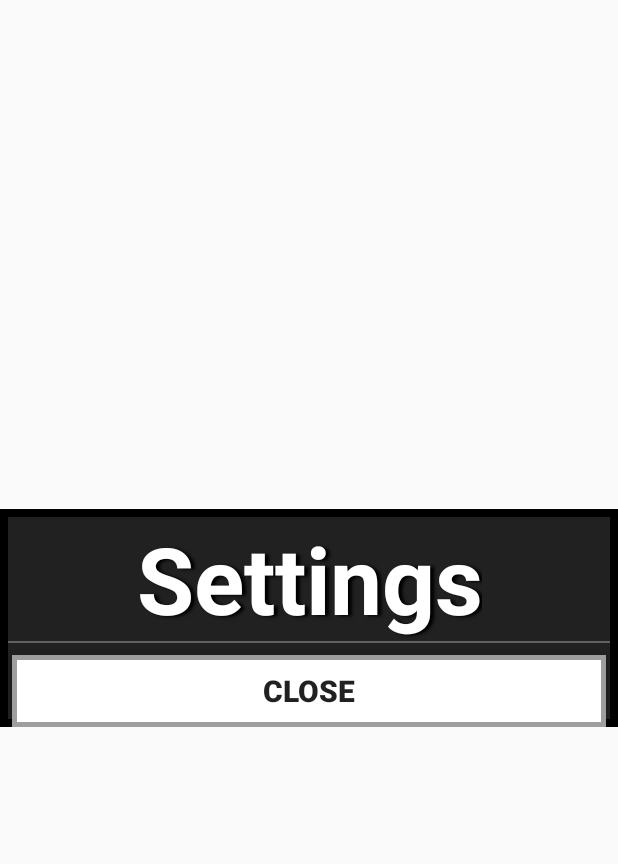
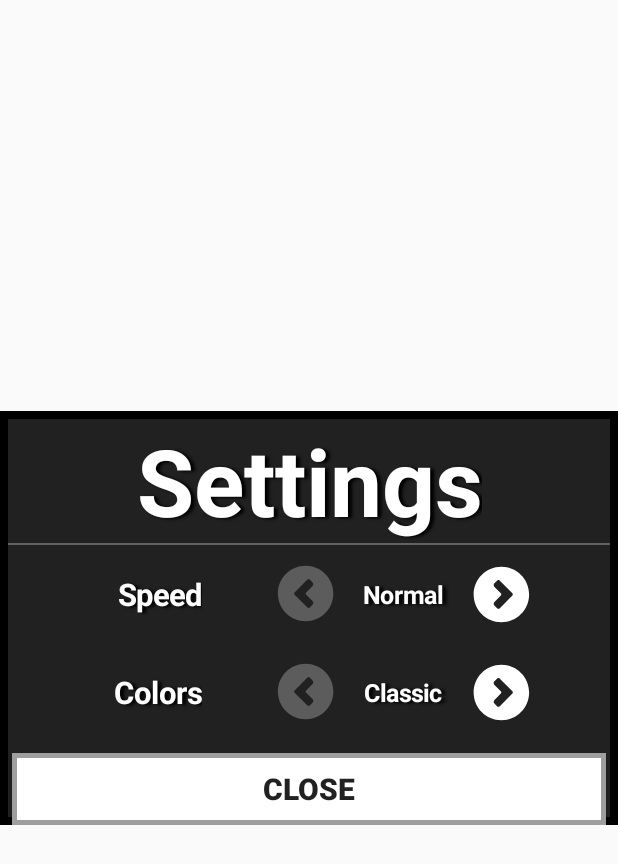
Before and after one commit to trevorhackman/SimonSays, an Android app: the layout settings_menu.xml on its own in the app's theme, with its tools: preview values and no code run, on a phone screen of 412 x 824 dp. Shown: the top 864 px of the screen. Run offline under Robolectric (Android 15) with nearby library versions, the phone set to English and light mode, and no system bars.

Commit message:
Second Commit

```diff
--- a/app/src/main/java/hackman/trevor/copycat/logic/ColorSet.kt
+++ b/app/src/main/java/hackman/trevor/copycat/logic/enums/ColorSet.kt
@@ -1,9 +1,10 @@
-package hackman.trevor.copycat.logic
+package hackman.trevor.copycat.logic.enums
 
 import androidx.annotation.StringRes
 import hackman.trevor.copycat.R
 
-enum class ColorSet(@StringRes override val nameId: Int) : NameId {
+enum class ColorSet(@StringRes override val nameId: Int) :
+    NameId {
     Classic(R.string.settings_color_classic),
     Warm(R.string.settings_color_warm),
     Blues(R.string.settings_color_cool),
--- a/app/src/main/java/hackman/trevor/copycat/logic/NameId.kt
+++ b/app/src/main/java/hackman/trevor/copycat/logic/enums/NameId.kt
@@ -1,4 +1,4 @@
-package hackman.trevor.copycat.logic
+package hackman.trevor.copycat.logic.enums
 
 import androidx.annotation.StringRes
 
--- a/app/src/main/java/hackman/trevor/copycat/logic/Speed.kt
+++ b/app/src/main/java/hackman/trevor/copycat/logic/enums/Speed.kt
@@ -1,9 +1,10 @@
-package hackman.trevor.copycat.logic
+package hackman.trevor.copycat.logic.enums
 
 import androidx.annotation.StringRes
 import hackman.trevor.copycat.R
 
-enum class Speed(@StringRes override val nameId: Int) : NameId {
+enum class Speed(@StringRes override val nameId: Int) :
+    NameId {
     Normal(R.string.settings_speed_normal),
     Fast(R.string.settings_speed_fast),
     Extreme(R.string.settings_speed_extreme),
--- a/app/src/main/java/hackman/trevor/copycat/system/SaveData.kt
+++ b/app/src/main/java/hackman/trevor/copycat/system/SaveData.kt
@@ -2,9 +2,9 @@ package hackman.trevor.copycat.system
 
 import android.content.Context
 import android.content.SharedPreferences
-import hackman.trevor.copycat.logic.ColorSet
 import hackman.trevor.copycat.logic.GameMode
-import hackman.trevor.copycat.logic.Speed
+import hackman.trevor.copycat.logic.enums.ColorSet
+import hackman.trevor.copycat.logic.enums.Speed
 
 class SaveData private constructor(context: Context) {
     companion object {
--- a/app/src/main/java/hackman/trevor/copycat/ui/settings/SettingsRows.kt
+++ b/app/src/main/java/hackman/trevor/copycat/ui/settings/SettingsRows.kt
@@ -5,47 +5,52 @@ import android.util.AttributeSet
 import android.view.View
 import android.widget.LinearLayout
 import hackman.trevor.copycat.R
-import hackman.trevor.copycat.logic.ColorSet
-import hackman.trevor.copycat.logic.NameId
-import hackman.trevor.copycat.logic.Speed
+import hackman.trevor.copycat.logic.enums.ColorSet
+import hackman.trevor.copycat.logic.enums.NameId
+import hackman.trevor.copycat.logic.enums.Speed
 import hackman.trevor.copycat.system.SaveData
 import hackman.trevor.copycat.system.getString
 import kotlinx.android.synthetic.main.settings_option_row.view.*
 
+@Suppress("LeakingThis")
 abstract class SettingsRow<T> @JvmOverloads constructor(
     context: Context,
     attributeSet: AttributeSet? = null,
-    options: Array<T>
+    clazz: Class<T>
 ) : LinearLayout(context, attributeSet) where T : Enum<T>, T : NameId {
-    var optionSelected: T = options[0]
+    private val constants: Array<T> = clazz.enumConstants as Array<T>
+
+    var optionSelected: T = constants.first()
         set(value) {
             field = value
             settings_option_value.text = getString(value.nameId)
+            settings_left_arrow.isEnabled = value != constants.first()
+            settings_right_arrow.isEnabled = value != constants.last()
         }
 
     init {
-        View.inflate(context, R.layout.settings_option_row, null)
+        View.inflate(context, R.layout.settings_option_row, this)
     }
 }
 
 class SettingsSpeedRow @JvmOverloads constructor(
     context: Context,
     attributeSet: AttributeSet? = null
-) : SettingsRow<Speed>(context, attributeSet, Speed.values()) {
+) : SettingsRow<Speed>(context, attributeSet, Speed::class.java) {
 
     init {
         settings_option.text = getString(R.string.settings_setting_speed)
-        settings_option_value.text = getString(SaveData.getInstance(context).speed.nameId)
+        optionSelected = SaveData.getInstance(context).speed
     }
 }
 
 class SettingsColorRow @JvmOverloads constructor(
     context: Context,
     attributeSet: AttributeSet? = null
-) : SettingsRow<ColorSet>(context, attributeSet, ColorSet.values()) {
+) : SettingsRow<ColorSet>(context, attributeSet, ColorSet::class.java) {
 
     init {
         settings_option.text = getString(R.string.settings_setting_color)
-        settings_option_value.text = getString(SaveData.getInstance(context).colorSet.nameId)
+        optionSelected = SaveData.getInstance(context).colorSet
     }
 }
--- a/app/src/main/res/drawable/left_arrow.xml
+++ b/app/src/main/res/drawable/left_arrow.xml
@@ -1,23 +1,5 @@
 <?xml version="1.0" encoding="utf-8"?>
-
-<vector xmlns:android="http://schemas.android.com/apk/res/android"
-    android:height="30dp"
-    android:width="30dp"
-    android:viewportWidth="480"
-    android:viewportHeight="480" >
-
-    <!-- I'm using group for rotation
-    BUT, rotation rotates around the origin (top-left corner)
-    SO, a corresponding X,Y translation is needed to offset to the desired point of rotation-->
-    <group
-        android:rotation="90"
-        android:translateX="480">
-        <!-- gear path -->
-        <path android:fillColor="#ffffff"
-            android:pathData="M237.223,56.001c-99.414,0-180,80.577-180,180.001c0,99.405,80.586,180,180,180
-            c99.406,0,180.002-80.595,180.002-180C417.225,136.578,336.629,56.001,237.223,56.001z M327.825,224.219l-83.123,83.127
-            c-4.117,4.107-10.861,4.107-14.973,0l-83.105-83.109c-4.111-4.107-4.111-10.843,0-14.954l18.232-18.251
-            c6.939-6.938,17.393-6.015,23.549,0.155l41.324,41.315c4.111,4.125,10.855,4.125,14.973,0l41.443-41.436
-            c6.947-6.955,16.979-6.532,23.477-0.018l18.203,18.203C331.936,213.359,331.936,220.111,327.825,224.219z" />
-    </group>
-</vector>
+<selector xmlns:android="http://schemas.android.com/apk/res/android">
+    <item android:drawable="@drawable/left_arrow_disabled" android:state_enabled="false" />
+    <item android:drawable="@drawable/left_arrow_enabled" />
+</selector>
--- /dev/null
+++ b/app/src/main/res/drawable/left_arrow_disabled.xml
@@ -0,0 +1,23 @@
+<?xml version="1.0" encoding="utf-8"?>
+
+<vector xmlns:android="http://schemas.android.com/apk/res/android"
+    android:height="30dp"
+    android:width="30dp"
+    android:viewportWidth="480"
+    android:viewportHeight="480" >
+
+    <!-- I'm using group for rotation
+    BUT, rotation rotates around the origin (top-left corner)
+    SO, a corresponding X,Y translation is needed to offset to the desired point of rotation-->
+    <group
+        android:rotation="90"
+        android:translateX="480">
+        <!-- gear path -->
+        <path android:fillColor="#44ffffff"
+            android:pathData="M237.223,56.001c-99.414,0-180,80.577-180,180.001c0,99.405,80.586,180,180,180
+            c99.406,0,180.002-80.595,180.002-180C417.225,136.578,336.629,56.001,237.223,56.001z M327.825,224.219l-83.123,83.127
+            c-4.117,4.107-10.861,4.107-14.973,0l-83.105-83.109c-4.111-4.107-4.111-10.843,0-14.954l18.232-18.251
+            c6.939-6.938,17.393-6.015,23.549,0.155l41.324,41.315c4.111,4.125,10.855,4.125,14.973,0l41.443-41.436
+            c6.947-6.955,16.979-6.532,23.477-0.018l18.203,18.203C331.936,213.359,331.936,220.111,327.825,224.219z" />
+    </group>
+</vector>
--- /dev/null
+++ b/app/src/main/res/drawable/left_arrow_enabled.xml
@@ -0,0 +1,23 @@
+<?xml version="1.0" encoding="utf-8"?>
+
+<vector xmlns:android="http://schemas.android.com/apk/res/android"
+    android:height="30dp"
+    android:width="30dp"
+    android:viewportWidth="480"
+    android:viewportHeight="480" >
+
+    <!-- I'm using group for rotation
+    BUT, rotation rotates around the origin (top-left corner)
+    SO, a corresponding X,Y translation is needed to offset to the desired point of rotation-->
+    <group
+        android:rotation="90"
+        android:translateX="480">
+        <!-- gear path -->
+        <path android:fillColor="#ffffff"
+            android:pathData="M237.223,56.001c-99.414,0-180,80.577-180,180.001c0,99.405,80.586,180,180,180
+            c99.406,0,180.002-80.595,180.002-180C417.225,136.578,336.629,56.001,237.223,56.001z M327.825,224.219l-83.123,83.127
+            c-4.117,4.107-10.861,4.107-14.973,0l-83.105-83.109c-4.111-4.107-4.111-10.843,0-14.954l18.232-18.251
+            c6.939-6.938,17.393-6.015,23.549,0.155l41.324,41.315c4.111,4.125,10.855,4.125,14.973,0l41.443-41.436
+            c6.947-6.955,16.979-6.532,23.477-0.018l18.203,18.203C331.936,213.359,331.936,220.111,327.825,224.219z" />
+    </group>
+</vector>
--- a/app/src/main/res/drawable/right_arrow.xml
+++ b/app/src/main/res/drawable/right_arrow.xml
@@ -1,23 +1,5 @@
 <?xml version="1.0" encoding="utf-8"?>
-
-<vector xmlns:android="http://schemas.android.com/apk/res/android"
-    android:height="30dp"
-    android:width="30dp"
-    android:viewportWidth="480"
-    android:viewportHeight="480" >
-
-    <!-- I'm using group for rotation
-    BUT, rotation rotates around the origin (top-left corner)
-    SO, a corresponding X,Y translation is needed to offset to the desired point of rotation-->
-    <group
-        android:rotation="-90"
-        android:translateY="480">
-        <!-- gear path -->
-        <path android:fillColor="#ffffff"
-            android:pathData="M237.223,56.001c-99.414,0-180,80.577-180,180.001c0,99.405,80.586,180,180,180
-            c99.406,0,180.002-80.595,180.002-180C417.225,136.578,336.629,56.001,237.223,56.001z M327.825,224.219l-83.123,83.127
-            c-4.117,4.107-10.861,4.107-14.973,0l-83.105-83.109c-4.111-4.107-4.111-10.843,0-14.954l18.232-18.251
-            c6.939-6.938,17.393-6.015,23.549,0.155l41.324,41.315c4.111,4.125,10.855,4.125,14.973,0l41.443-41.436
-            c6.947-6.955,16.979-6.532,23.477-0.018l18.203,18.203C331.936,213.359,331.936,220.111,327.825,224.219z" />
-    </group>
-</vector>
+<selector xmlns:android="http://schemas.android.com/apk/res/android">
+    <item android:drawable="@drawable/right_arrow_disabled" android:state_enabled="false" />
+    <item android:drawable="@drawable/right_arrow_enabled" />
+</selector>
--- /dev/null
+++ b/app/src/main/res/drawable/right_arrow_disabled.xml
@@ -0,0 +1,23 @@
+<?xml version="1.0" encoding="utf-8"?>
+
+<vector xmlns:android="http://schemas.android.com/apk/res/android"
+    android:height="30dp"
+    android:width="30dp"
+    android:viewportWidth="480"
+    android:viewportHeight="480" >
+
+    <!-- I'm using group for rotation
+    BUT, rotation rotates around the origin (top-left corner)
+    SO, a corresponding X,Y translation is needed to offset to the desired point of rotation-->
+    <group
+        android:rotation="-90"
+        android:translateY="480">
+        <!-- gear path -->
+        <path android:fillColor="#44ffffff"
+            android:pathData="M237.223,56.001c-99.414,0-180,80.577-180,180.001c0,99.405,80.586,180,180,180
+            c99.406,0,180.002-80.595,180.002-180C417.225,136.578,336.629,56.001,237.223,56.001z M327.825,224.219l-83.123,83.127
+            c-4.117,4.107-10.861,4.107-14.973,0l-83.105-83.109c-4.111-4.107-4.111-10.843,0-14.954l18.232-18.251
+            c6.939-6.938,17.393-6.015,23.549,0.155l41.324,41.315c4.111,4.125,10.855,4.125,14.973,0l41.443-41.436
+            c6.947-6.955,16.979-6.532,23.477-0.018l18.203,18.203C331.936,213.359,331.936,220.111,327.825,224.219z" />
+    </group>
+</vector>
--- /dev/null
+++ b/app/src/main/res/drawable/right_arrow_enabled.xml
@@ -0,0 +1,23 @@
+<?xml version="1.0" encoding="utf-8"?>
+
+<vector xmlns:android="http://schemas.android.com/apk/res/android"
+    android:height="30dp"
+    android:width="30dp"
+    android:viewportWidth="480"
+    android:viewportHeight="480" >
+
+    <!-- I'm using group for rotation
+    BUT, rotation rotates around the origin (top-left corner)
+    SO, a corresponding X,Y translation is needed to offset to the desired point of rotation-->
+    <group
+        android:rotation="-90"
+        android:translateY="480">
+        <!-- gear path -->
+        <path android:fillColor="#ffffff"
+            android:pathData="M237.223,56.001c-99.414,0-180,80.577-180,180.001c0,99.405,80.586,180,180,180
+            c99.406,0,180.002-80.595,180.002-180C417.225,136.578,336.629,56.001,237.223,56.001z M327.825,224.219l-83.123,83.127
+            c-4.117,4.107-10.861,4.107-14.973,0l-83.105-83.109c-4.111-4.107-4.111-10.843,0-14.954l18.232-18.251
+            c6.939-6.938,17.393-6.015,23.549,0.155l41.324,41.315c4.111,4.125,10.855,4.125,14.973,0l41.443-41.436
+            c6.947-6.955,16.979-6.532,23.477-0.018l18.203,18.203C331.936,213.359,331.936,220.111,327.825,224.219z" />
+    </group>
+</vector>
```
